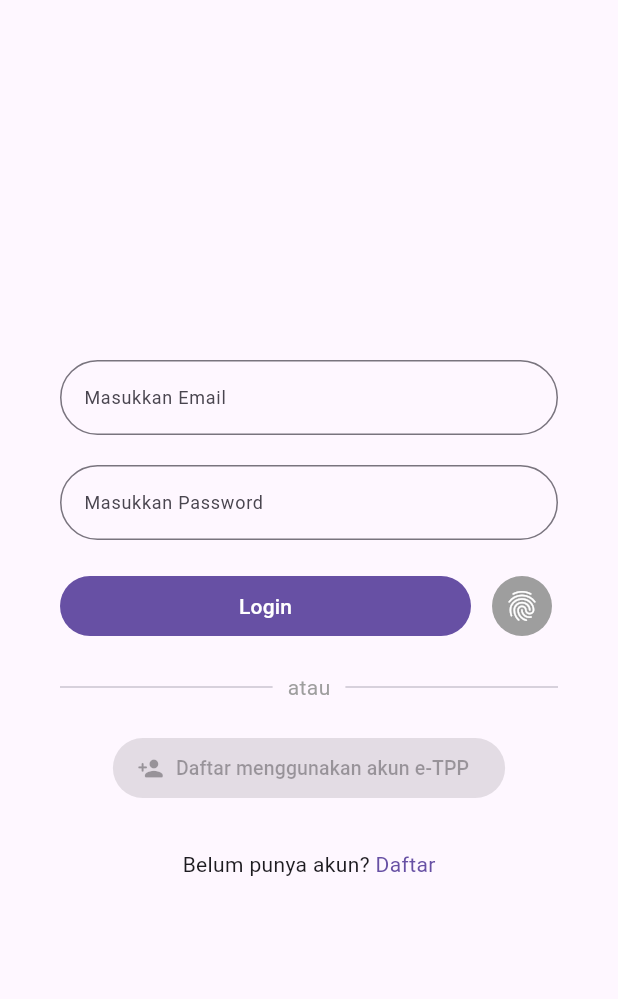
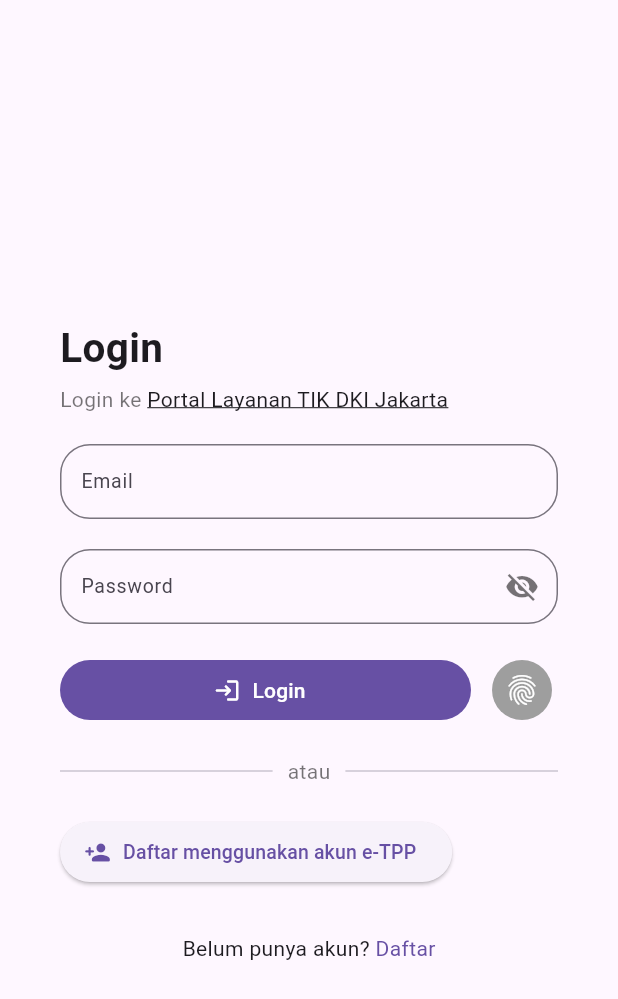
Before and after one commit to Lzadhito/flutter_2fa_test, a Flutter app: the screen it shows after launch, on a phone screen of 412 x 824 dp. Shown: the top 999 px of the screen. Run offline on Flutter 3.47's test engine with Material 2 defaults, Android fonts, the phone set to English and light mode, and no system bars; our stand-ins replace email_validator, flutter_dotenv, gap, local_auth, shared_preferences; missing offline and left inert: supabase_auth_ui; accounts and stored records are empty.

Commit message:
feat(login): complete texts

```diff
--- a/lib/login/screen.dart
+++ b/lib/login/screen.dart
@@ -17,6 +17,7 @@
   final supabase = Supabase.instance.client;
   final LocalAuthentication auth = LocalAuthentication();
 
+  bool _isPasswordVisible = false;
   bool _is2FAAvailable = false;
   String email = '';
   String password = '';
@@ -96,22 +97,45 @@
         child: Column(
           children: [
             Container(
-              height: 200,
+              height: 180,
             ),
             Padding(
-              padding: const EdgeInsets.all(32.0),
+              padding:
+                  const EdgeInsets.only(left: 32.0, right: 32.0, top: 24.0),
               child: Column(
+                crossAxisAlignment: CrossAxisAlignment.start,
                 children: [
+                  const Text(
+                    'Login',
+                    textAlign: TextAlign.left,
+                    style: TextStyle(fontSize: 27, fontWeight: FontWeight.bold),
+                  ),
+                  const Gap(5),
+                  const Row(
+                    children: [
+                      Text(
+                        'Login ke ',
+                        style: TextStyle(color: Colors.black54),
+                      ),
+                      Text(
+                        'Portal Layanan TIK DKI Jakarta',
+                        style: TextStyle(decoration: TextDecoration.underline),
+                      ),
+                    ],
+                  ),
+                  const Gap(20),
                   TextFormField(
-                    style: const TextStyle(fontSize: 12),
+                    style: const TextStyle(fontSize: 13),
                     onSaved: (value) {
                       email = value ?? '';
                     },
                     decoration: InputDecoration(
+                        contentPadding: const EdgeInsets.symmetric(
+                            vertical: 15, horizontal: 10),
                         border: OutlineInputBorder(
-                          borderRadius: BorderRadius.circular(30.0),
+                          borderRadius: BorderRadius.circular(20.0),
                         ),
-                        hintText: 'Masukkan Email'),
+                        hintText: 'Email'),
                     // The validator receives the text that the user has entered.
                     validator: (email) {
                       if (email != null && email.isNotEmpty) {
@@ -125,18 +149,39 @@
                   ),
                   const Gap(20),
                   TextFormField(
-                    style: const TextStyle(fontSize: 12),
+                    style: const TextStyle(fontSize: 13),
                     onSaved: (value) {
                       password = value ?? '';
                     },
-                    obscureText: true,
                     enableSuggestions: true,
                     autocorrect: false,
+                    obscureText:
+                        !_isPasswordVisible, //This will obscure text dynamically
                     decoration: InputDecoration(
-                        border: OutlineInputBorder(
-                          borderRadius: BorderRadius.circular(30.0),
+                      contentPadding: const EdgeInsets.symmetric(
+                          vertical: 15, horizontal: 10),
+                      border: OutlineInputBorder(
+                        borderRadius: BorderRadius.circular(20.0),
+                      ),
+                      hintText: 'Password',
+                      // Here is key idea
+                      suffixIcon: IconButton(
+                        icon: Icon(
+                          // Based on passwordVisible state choose the icon
+                          _isPasswordVisible
+                              ? Icons.visibility
+                              : Icons.visibility_off,
+                          size: 23,
+                          color: Colors.black54,
                         ),
-                        hintText: 'Masukkan Password'),
+                        onPressed: () {
+                          // Update the state i.e. toogle the state of passwordVisible variable
+                          setState(() {
+                            _isPasswordVisible = !_isPasswordVisible;
+                          });
+                        },
+                      ),
+                    ),
                     // The validator receives the text that the user has entered.
                     validator: (value) {
                       if (value == null || value.isEmpty) {
@@ -149,9 +194,10 @@
                   Row(
                     children: [
                       Expanded(
-                        child: FilledButton(
+                        child: FilledButton.icon(
+                          icon: const Icon(Icons.login_rounded),
                           onPressed: () => handleLogin(context),
-                          child: const Text('Login'),
+                          label: const Text('Login'),
                         ),
                       ),
                       const Gap(10),
@@ -168,14 +214,14 @@
                   const Row(children: <Widget>[
                     Expanded(child: Divider()),
                     Gap(10),
-                    Text("atau", style: TextStyle(color: Colors.grey)),
+                    Text("atau", style: TextStyle(color: Colors.black54)),
                     Gap(10),
                     Expanded(child: Divider()),
                   ]),
                   const Gap(20),
                   ElevatedButton.icon(
                       icon: const Icon(Icons.person_add_rounded),
-                      onPressed: null,
+                      onPressed: () => {},
                       label: const Text(
                         'Daftar menggunakan akun e-TPP',
                         style: TextStyle(fontSize: 13),
```
